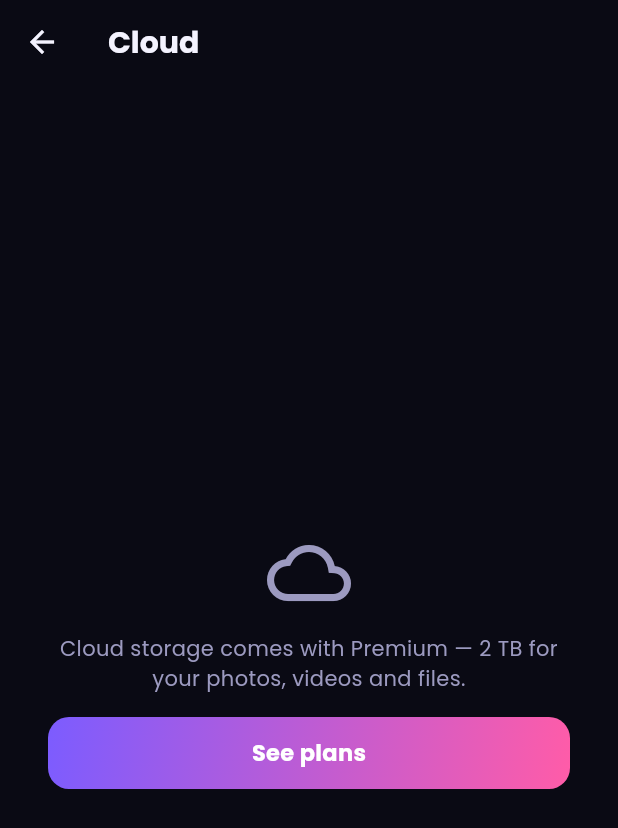
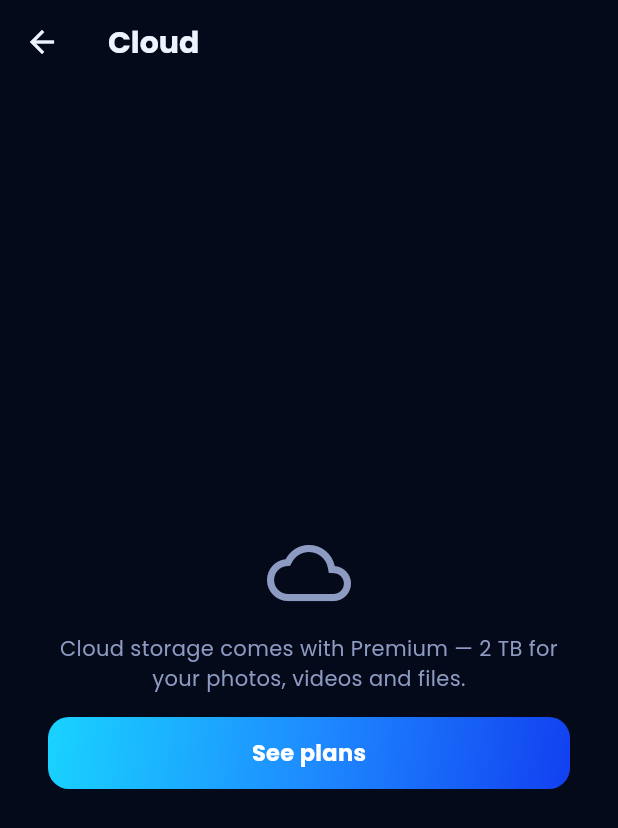
Before and after one commit to cspreeinfotech-web/bytebox, a Flutter app: the CloudScreen screen opened directly, on a phone screen of 412 x 824 dp. Shown: the top 828 px of the screen. Run offline on Flutter 3.47's test engine with Material 3 defaults, Android fonts, the phone set to English and light mode, and no system bars; our stand-ins replace shared_preferences, supabase_flutter, video_player; accounts and stored records are empty; network calls fail.

Commit message:
Rebrand: user's Bytebox icon (cloud + box + B) and Electric Blue / Midnight Navy theme
Co-Authored-By: Claude Opus 5.5 <noreply@anthropic.com>
Claude-Session: https://claude.ai/code/session_012eNGhWEY47Ug8j6QmGGf5o

```diff
--- a/mobile/lib/theme.dart
+++ b/mobile/lib/theme.dart
@@ -1,15 +1,15 @@
 import 'package:flutter/material.dart';
 
-/// THE ONLY place colours are defined. Theme A · Royal Violet.
+/// THE ONLY place colours are defined. Bytebox brand · Electric Blue on Midnight Navy (from the app icon).
 class AppColors {
-  static const primary = Color(0xFF7C5CFF);
-  static const accent = Color(0xFFFF5CA8);
-  static const background = Color(0xFF0A0A14);
-  static const surface = Color(0xFF14142A);
-  static const surfaceHigh = Color(0xFF1E1E38);
-  static const outline = Color(0xFF2E2E52);
-  static const text = Color(0xFFF4F3FF);
-  static const textMuted = Color(0xFF9C9AC0);
+  static const primary = Color(0xFF1E8CFF);
+  static const accent = Color(0xFF19D3FF);
+  static const background = Color(0xFF050A1A);
+  static const surface = Color(0xFF0D1530);
+  static const surfaceHigh = Color(0xFF141E40);
+  static const outline = Color(0xFF233158);
+  static const text = Color(0xFFEEF4FF);
+  static const textMuted = Color(0xFF8D9AC2);
   static const premium = Color(0xFFFFC94D); // gold — Premium only
   static const success = Color(0xFF34D399);
   static const warning = Color(0xFFFBBF24);
@@ -19,13 +19,14 @@ class AppColors {
   static const onPrimary = Color(0xFFFFFFFF);
   static const transparent = Color(0x00000000);
 
+  static const deepBlue = Color(0xFF1240F0);
   static const brandGradient = LinearGradient(
-    colors: [primary, accent],
+    colors: [accent, primary, deepBlue],
     begin: Alignment.topLeft,
     end: Alignment.bottomRight,
   );
   static const premiumGradient = LinearGradient(
-    colors: [Color(0xFF3A2A8C), primary, accent],
+    colors: [Color(0xFF0B1A4A), deepBlue, accent],
     begin: Alignment.topLeft,
     end: Alignment.bottomRight,
   );
--- a/mobile/pubspec.yaml
+++ b/mobile/pubspec.yaml
@@ -48,11 +48,11 @@ flutter_launcher_icons:
   min_sdk_android: 24
 
 flutter_native_splash:
-  color: "#0A0A14"
+  color: "#050A1A"
   image: assets/icon/splash.png
   android_12:
-    color: "#0A0A14"
+    color: "#050A1A"
     image: assets/icon/foreground.png
-    icon_background_color: "#7C5CFF"
+    icon_background_color: "#050A1A"
   ios: false
   web: false
```
Also changed, not shown: admin/public/icon.png, docs/store/feature-graphic-1024x500.png, docs/store/icon-512.png, mobile/assets/brand/bytebox-icon-source.png (added), mobile/assets/icon/background.png, mobile/assets/icon/foreground.png, mobile/assets/icon/icon.png, mobile/assets/icon/monochrome.png, mobile/assets/icon/splash.png, 5 other files.
